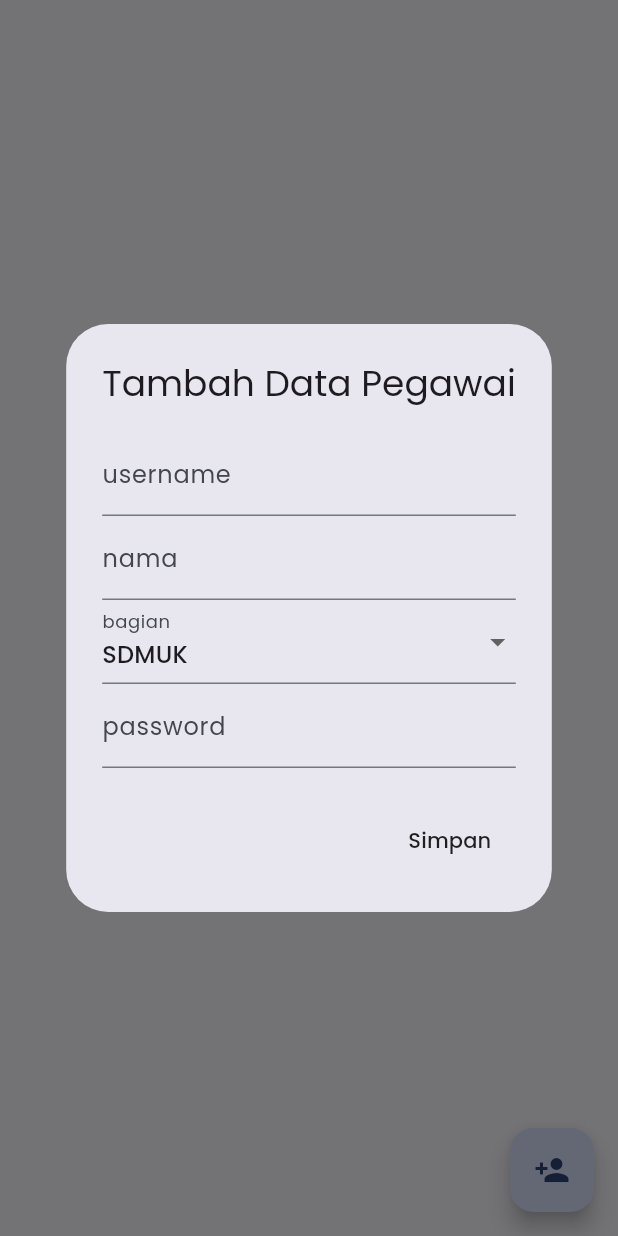
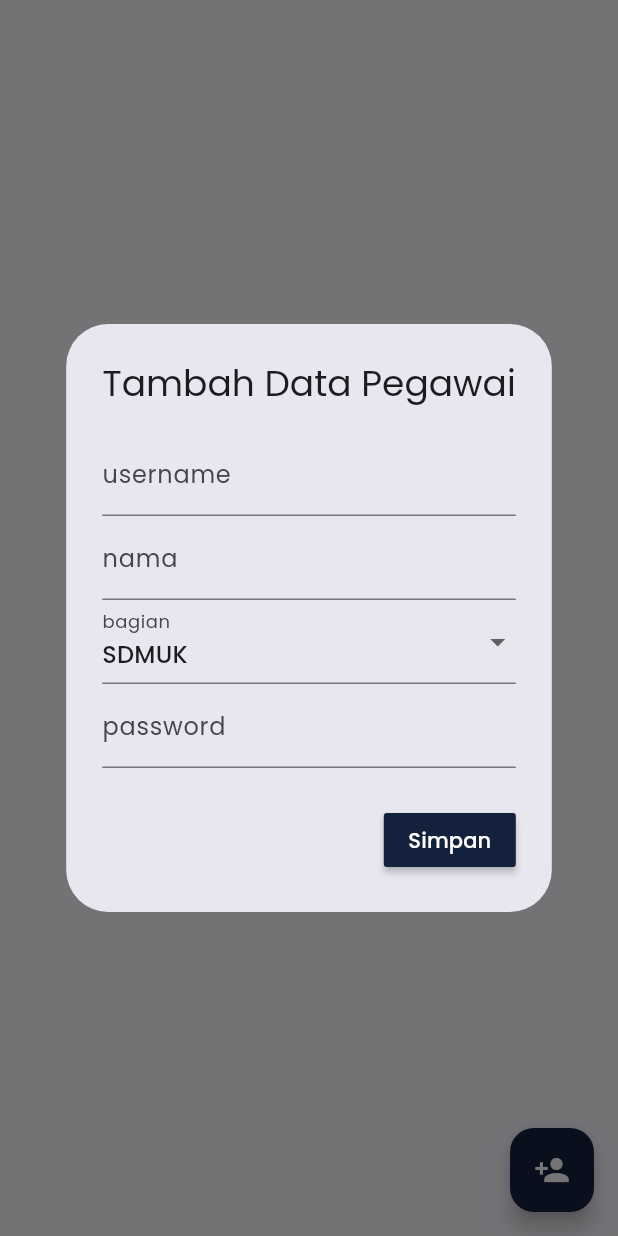
Before and after one commit to mdsetiawan11/anterin_kc_pky, a Flutter app: the PegawaiBPJS screen opened directly, after a tap on the "person add" icon, on a phone screen of 412 x 824 dp. Run offline on Flutter 3.47's test engine with Material 3 defaults, Android fonts, the phone set to English and light mode, and no system bars; our stand-ins replace awesome_dialog, flutter_custom_clippers, flutter_slidable, flutter_svg, fluttertoast, font_awesome_flutter and 4 more; missing offline and left inert: material_dialogs; accounts and stored records are empty; network calls fail.

Commit message:
modified:   lib/screens/admin/pegawai/bpjs.dart

```diff
--- a/lib/screens/admin/pegawai/bpjs.dart
+++ b/lib/screens/admin/pegawai/bpjs.dart
@@ -73,6 +73,8 @@ class _PegawaiBPJSState extends State<PegawaiBPJS> {
                     title: const Text('Tambah Data Pegawai'),
                     actions: [
                       MaterialButton(
+                        color: Warna.utama,
+                        textColor: Colors.white,
                         onPressed: () async {
                           if (_formKey.currentState!.validate()) {
                             try {
@@ -105,7 +107,6 @@ class _PegawaiBPJSState extends State<PegawaiBPJS> {
                             _password.clear();
                           }
                           Navigator.of(context).pop();
-                          setState(() {});
                         },
                         child: const Text('Simpan'),
                       )
@@ -168,7 +169,11 @@ class _PegawaiBPJSState extends State<PegawaiBPJS> {
                 });
               });
         },
-        child: const Icon(Icons.person_add),
+        backgroundColor: Warna.utama,
+        child: const Icon(
+          Icons.person_add,
+          color: Colors.white,
+        ),
       ),
       body: Padding(
         padding: const EdgeInsets.all(10.0),
```
